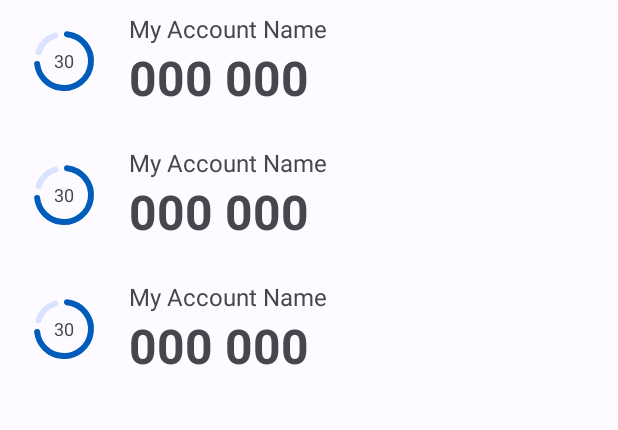
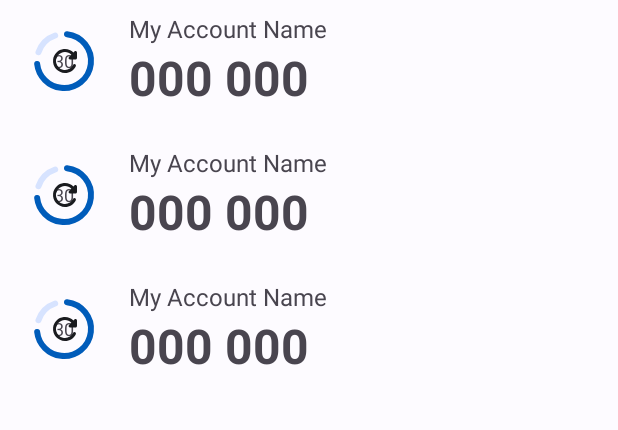
Before and after one commit to Nan1t/Authenticator, an Android app: the layout frag_accounts.xml on its own in the app's theme, with its tools: preview values and no code run, on a phone screen of 412 x 824 dp. Shown: the top 430 px of the screen. Run offline under Robolectric (Android 15) with nearby library versions, the phone set to English and light mode, and no system bars.

Commit message:
Fixed HOTP update button appaerance

```diff
--- a/app/src/main/res/drawable/ic_round_refresh.xml
+++ b/app/src/main/res/drawable/ic_round_refresh.xml
@@ -1,5 +1,8 @@
-<vector android:height="24dp" android:tint="#000000"
-    android:viewportHeight="24" android:viewportWidth="24"
-    android:width="24dp" xmlns:android="http://schemas.android.com/apk/res/android">
+<vector android:height="24dp"
+    android:tint="?attr/colorOnSurface"
+    android:viewportHeight="24"
+    android:viewportWidth="24"
+    android:width="24dp"
+    xmlns:android="http://schemas.android.com/apk/res/android">
     <path android:fillColor="@android:color/white" android:pathData="M17.65,6.35c-1.63,-1.63 -3.94,-2.57 -6.48,-2.31 -3.67,0.37 -6.69,3.35 -7.1,7.02C3.52,15.91 7.27,20 12,20c3.19,0 5.93,-1.87 7.21,-4.56 0.32,-0.67 -0.16,-1.44 -0.9,-1.44 -0.37,0 -0.72,0.2 -0.88,0.53 -1.13,2.43 -3.84,3.97 -6.8,3.31 -2.22,-0.49 -4.01,-2.3 -4.48,-4.52C5.31,9.44 8.26,6 12,6c1.66,0 3.14,0.69 4.22,1.78l-1.51,1.51c-0.63,0.63 -0.19,1.71 0.7,1.71H19c0.55,0 1,-0.45 1,-1V6.41c0,-0.89 -1.08,-1.34 -1.71,-0.71l-0.64,0.65z"/>
 </vector>
--- a/app/src/main/res/layout/item_account.xml
+++ b/app/src/main/res/layout/item_account.xml
@@ -41,8 +41,7 @@
             android:padding="16dp"
             android:background="?attr/selectableItemBackground"
             android:src="@drawable/ic_round_refresh"
-            android:contentDescription="@string/accounts.increment"
-            tools:visibility="invisible"/>
+            android:contentDescription="@string/accounts.increment" />
     </FrameLayout>
 
     <LinearLayout
```
